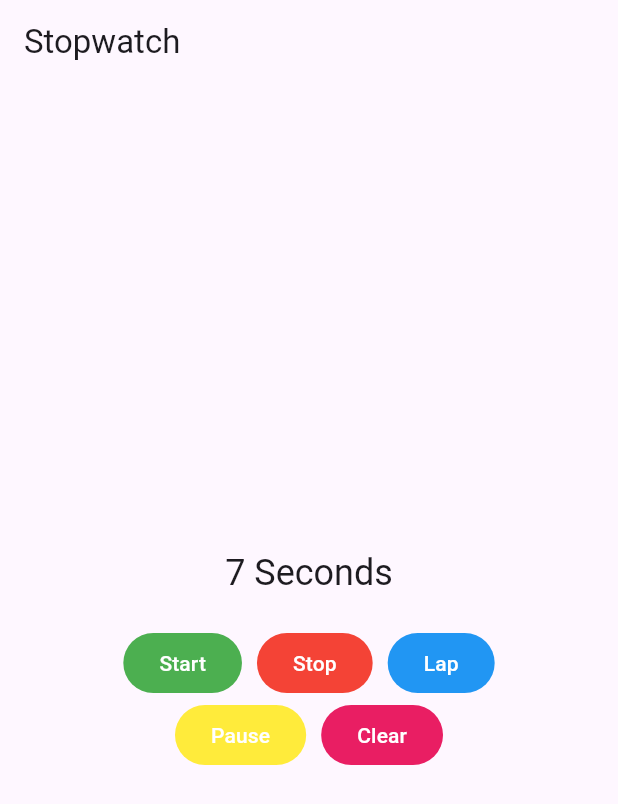
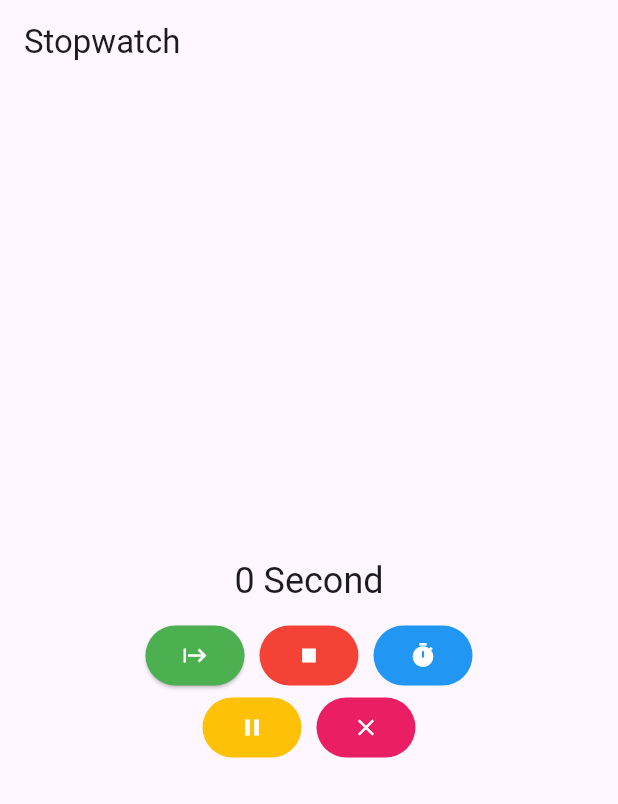
Before and after one commit to rahul05-code/flutter_application_nv_, a Flutter app: the screen it shows after launch, on a phone screen of 412 x 824 dp. Shown: the top 804 px of the screen. Run offline on Flutter 3.47's test engine with Material 3 defaults, Android fonts, the phone set to English and light mode, and no system bars.

Commit message:
stopwatch

```diff
--- a/lib/2207flutter/stopwatch.dart
+++ b/lib/2207flutter/stopwatch.dart
@@ -1,5 +1,4 @@
 import 'dart:async';
-
 import 'package:flutter/material.dart';
 
 class Stopwatch extends StatefulWidget {
@@ -12,6 +11,7 @@ class Stopwatch extends StatefulWidget {
 class _StopwatchState extends State<Stopwatch> {
   int seconds = 0;
   late Timer timer;
+  bool isTicking = false;
   String _secondsTotext() => seconds <= 1 ? "Second" : "Seconds";
   @override
   Widget build(BuildContext context) {
@@ -26,7 +26,7 @@ class _StopwatchState extends State<Stopwatch> {
               "$seconds ${_secondsTotext()}",
               style: Theme.of(context).textTheme.headlineSmall,
             ),
-            const SizedBox(height: 20),
+            const SizedBox(height: 10),
             controlpanel(),
             controlpanel1(),
           ],
@@ -36,35 +36,35 @@ class _StopwatchState extends State<Stopwatch> {
   }
 
   Row controlpanel() {
-    return const Row(
+    return Row(
       mainAxisAlignment: MainAxisAlignment.center,
       crossAxisAlignment: CrossAxisAlignment.center,
       children: [
         ElevatedButton(
-          onPressed: null,
-          style: ButtonStyle(
+          onPressed: isTicking ? null : _startTimer,
+          style: const ButtonStyle(
             backgroundColor: WidgetStatePropertyAll<Color>(Colors.green),
             foregroundColor: WidgetStatePropertyAll<Color>(Colors.white),
           ),
-          child: Text("Start"),
+          child: const Icon(Icons.start),
         ),
-        SizedBox(width: 10),
+        const SizedBox(width: 10),
         ElevatedButton(
-          onPressed: null,
-          style: ButtonStyle(
+          onPressed: isTicking ? _stopTimer : null,
+          style: const ButtonStyle(
             backgroundColor: WidgetStatePropertyAll<Color>(Colors.red),
             foregroundColor: WidgetStatePropertyAll<Color>(Colors.white),
           ),
-          child: Text("Stop"),
+          child: const Icon(Icons.stop),
         ),
-        SizedBox(width: 10),
-        ElevatedButton(
+        const SizedBox(width: 10),
+        const ElevatedButton(
           onPressed: null,
           style: ButtonStyle(
             backgroundColor: WidgetStatePropertyAll<Color>(Colors.blue),
             foregroundColor: WidgetStatePropertyAll<Color>(Colors.white),
           ),
-          child: Text("Lap"),
+          child: Icon(Icons.timer),
         ),
       ],
     );
@@ -78,10 +78,10 @@ class _StopwatchState extends State<Stopwatch> {
         ElevatedButton(
           onPressed: null,
           style: ButtonStyle(
-            backgroundColor: WidgetStatePropertyAll<Color>(Colors.yellow),
+            backgroundColor: WidgetStatePropertyAll<Color>(Colors.amber),
             foregroundColor: WidgetStatePropertyAll<Color>(Colors.white),
           ),
-          child: Text("Pause"),
+          child: Icon(Icons.pause),
         ),
         SizedBox(width: 10),
         ElevatedButton(
@@ -90,7 +90,7 @@ class _StopwatchState extends State<Stopwatch> {
             backgroundColor: WidgetStatePropertyAll<Color>(Colors.pink),
             foregroundColor: WidgetStatePropertyAll<Color>(Colors.white),
           ),
-          child: Text("Clear"),
+          child: Icon(Icons.clear_outlined),
         ),
       ],
     );
@@ -99,15 +99,30 @@ class _StopwatchState extends State<Stopwatch> {
   @override
   void initState() {
     super.initState();
-    timer = Timer.periodic(const Duration(seconds: 1), _OnTick);
   }
 
-  void _OnTick(Timer timer) {
+  void _startTimer() {
+    timer = Timer.periodic(const Duration(seconds: 1), _onTick);
+    setState(() {
+      isTicking = true;
+      seconds = 0;
+    });
+  }
+
+  void _stopTimer() {
+    timer.cancel();
+    setState(() {
+      isTicking = false;
+    });
+  }
+
+  void _onTick(Timer timer) {
     setState(() {
       seconds++;
     });
   }
 
+  @override
   void dispose() {
     super.dispose();
   }
```
